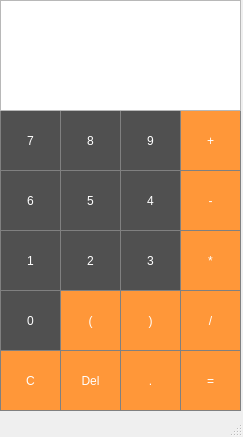
This is lab3_oop/mainwindow.ui in evgrafiyhaha/2nd_sem_labs as Qt 5 draws it before an edit. The edited form follows.
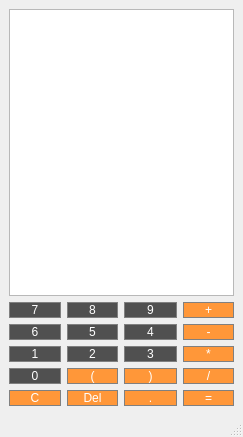
This is the edited form.

What changed in the file:
```diff
--- a/lab3_oop/mainwindow.ui
+++ b/lab3_oop/mainwindow.ui
@@ -10,6 +10,12 @@
     <height>437</height>
    </rect>
   </property>
+  <property name="sizePolicy">
+   <sizepolicy hsizetype="Expanding" vsizetype="Expanding">
+    <horstretch>0</horstretch>
+    <verstretch>0</verstretch>
+   </sizepolicy>
+  </property>
   <property name="minimumSize">
    <size>
     <width>243</width>
@@ -26,17 +32,11 @@
    <string>Calculator</string>
   </property>
   <widget class="QWidget" name="centralwidget">
-   <widget class="QPushButton" name="add9PushButton">
-    <property name="geometry">
-     <rect>
-      <x>120</x>
-      <y>110</y>
-      <width>61</width>
-      <height>61</height>
-     </rect>
-    </property>
-    <property name="styleSheet">
-     <string notr="true">QPushButton {
+   <layout class="QGridLayout" name="gridLayout">
+    <item row="2" column="2">
+     <widget class="QPushButton" name="add4PushButton">
+      <property name="styleSheet">
+       <string notr="true">QPushButton {
   background-color: rgb(80, 80, 80);
   color: white; 
   border: 1px solid gray;
@@ -46,22 +46,16 @@
     background-color: qlineargradient (x1: 0, y1: 0, x2: 0, y2: 1,
 stop: 0 #dadbde, stop: 1 #f6f7fa);
 }</string>
-    </property>
-    <property name="text">
-     <string>9</string>
-    </property>
-   </widget>
-   <widget class="QPushButton" name="add8PushButton">
-    <property name="geometry">
-     <rect>
-      <x>60</x>
-      <y>110</y>
-      <width>61</width>
-      <height>61</height>
-     </rect>
-    </property>
-    <property name="styleSheet">
-     <string notr="true">QPushButton {
+      </property>
+      <property name="text">
+       <string>4</string>
+      </property>
+     </widget>
+    </item>
+    <item row="3" column="2">
+     <widget class="QPushButton" name="add3PushButton">
+      <property name="styleSheet">
+       <string notr="true">QPushButton {
   background-color: rgb(80, 80, 80);
   color: white; 
   border: 1px solid gray;
@@ -71,22 +65,16 @@
     background-color: qlineargradient (x1: 0, y1: 0, x2: 0, y2: 1,
 stop: 0 #dadbde, stop: 1 #f6f7fa);
 }</string>
-    </property>
-    <property name="text">
-     <string>8</string>
-    </property>
-   </widget>
-   <widget class="QPushButton" name="add7PushButton">
-    <property name="geometry">
-     <rect>
-      <x>0</x>
-      <y>110</y>
-      <width>61</width>
-      <height>61</height>
-     </rect>
-    </property>
-    <property name="styleSheet">
-     <string notr="true">QPushButton {
+      </property>
+      <property name="text">
+       <string>3</string>
+      </property>
+     </widget>
+    </item>
+    <item row="1" column="0">
+     <widget class="QPushButton" name="add7PushButton">
+      <property name="styleSheet">
+       <string notr="true">QPushButton {
   background-color: rgb(80, 80, 80);
   color: white; 
   border: 1px solid gray;
@@ -96,72 +84,54 @@
     background-color: qlineargradient (x1: 0, y1: 0, x2: 0, y2: 1,
 stop: 0 #dadbde, stop: 1 #f6f7fa);
 }</string>
-    </property>
-    <property name="text">
-     <string>7</string>
-    </property>
-   </widget>
-   <widget class="QPushButton" name="add6PushButton">
-    <property name="geometry">
-     <rect>
-      <x>0</x>
-      <y>170</y>
-      <width>61</width>
-      <height>61</height>
-     </rect>
-    </property>
-    <property name="styleSheet">
-     <string notr="true">QPushButton {
-  background-color: rgb(80, 80, 80);
+      </property>
+      <property name="text">
+       <string>7</string>
+      </property>
+     </widget>
+    </item>
+    <item row="3" column="3">
+     <widget class="QPushButton" name="multiplyPushButton">
+      <property name="styleSheet">
+       <string notr="true">QPushButton {
+  background-color: rgb(255, 151, 57);
   color: white; 
   border: 1px solid gray;
 }
 
 QPushButton:pressed {
-    background-color: qlineargradient (x1: 0, y1: 0, x2: 0, y2: 1,
-stop: 0 #dadbde, stop: 1 #f6f7fa);
+    background-color: qlineargradient(x1: 0, y1: 0, x2: 0, y2: 1,
+                                      stop: 0 #FF7832, stop: 1 #FF9739);
 }</string>
-    </property>
-    <property name="text">
-     <string>6</string>
-    </property>
-   </widget>
-   <widget class="QPushButton" name="add5PushButton">
-    <property name="geometry">
-     <rect>
-      <x>60</x>
-      <y>170</y>
-      <width>61</width>
-      <height>61</height>
-     </rect>
-    </property>
-    <property name="styleSheet">
-     <string notr="true">QPushButton {
-  background-color: rgb(80, 80, 80);
+      </property>
+      <property name="text">
+       <string>*</string>
+      </property>
+     </widget>
+    </item>
+    <item row="5" column="0">
+     <widget class="QPushButton" name="clearPushButton">
+      <property name="styleSheet">
+       <string notr="true">QPushButton {
+  background-color: rgb(255, 151, 57);
   color: white; 
   border: 1px solid gray;
 }
 
 QPushButton:pressed {
-    background-color: qlineargradient (x1: 0, y1: 0, x2: 0, y2: 1,
-stop: 0 #dadbde, stop: 1 #f6f7fa);
+    background-color: qlineargradient(x1: 0, y1: 0, x2: 0, y2: 1,
+                                      stop: 0 #FF7832, stop: 1 #FF9739);
 }</string>
-    </property>
-    <property name="text">
-     <string>5</string>
-    </property>
-   </widget>
-   <widget class="QPushButton" name="add4PushButton">
-    <property name="geometry">
-     <rect>
-      <x>120</x>
-      <y>170</y>
-      <width>61</width>
-      <height>61</height>
-     </rect>
-    </property>
-    <property name="styleSheet">
-     <string notr="true">QPushButton {
+      </property>
+      <property name="text">
+       <string>C</string>
+      </property>
+     </widget>
+    </item>
+    <item row="2" column="1">
+     <widget class="QPushButton" name="add5PushButton">
+      <property name="styleSheet">
+       <string notr="true">QPushButton {
   background-color: rgb(80, 80, 80);
   color: white; 
   border: 1px solid gray;
@@ -171,22 +141,16 @@
     background-color: qlineargradient (x1: 0, y1: 0, x2: 0, y2: 1,
 stop: 0 #dadbde, stop: 1 #f6f7fa);
 }</string>
-    </property>
-    <property name="text">
-     <string>4</string>
-    </property>
-   </widget>
-   <widget class="QPushButton" name="add3PushButton">
-    <property name="geometry">
-     <rect>
-      <x>120</x>
-      <y>230</y>
-      <width>61</width>
-      <height>61</height>
-     </rect>
-    </property>
-    <property name="styleSheet">
-     <string notr="true">QPushButton {
+      </property>
+      <property name="text">
+       <string>5</string>
+      </property>
+     </widget>
+    </item>
+    <item row="1" column="2">
+     <widget class="QPushButton" name="add9PushButton">
+      <property name="styleSheet">
+       <string notr="true">QPushButton {
   background-color: rgb(80, 80, 80);
   color: white; 
   border: 1px solid gray;
@@ -196,22 +160,16 @@
     background-color: qlineargradient (x1: 0, y1: 0, x2: 0, y2: 1,
 stop: 0 #dadbde, stop: 1 #f6f7fa);
 }</string>
-    </property>
-    <property name="text">
-     <string>3</string>
-    </property>
-   </widget>
-   <widget class="QPushButton" name="add2PushButton">
-    <property name="geometry">
-     <rect>
-      <x>60</x>
-      <y>230</y>
-      <width>61</width>
-      <height>61</height>
-     </rect>
-    </property>
-    <property name="styleSheet">
-     <string notr="true">QPushButton {
+      </property>
+      <property name="text">
+       <string>9</string>
+      </property>
+     </widget>
+    </item>
+    <item row="2" column="0">
+     <widget class="QPushButton" name="add6PushButton">
+      <property name="styleSheet">
+       <string notr="true">QPushButton {
   background-color: rgb(80, 80, 80);
   color: white; 
   border: 1px solid gray;
@@ -221,22 +179,16 @@
     background-color: qlineargradient (x1: 0, y1: 0, x2: 0, y2: 1,
 stop: 0 #dadbde, stop: 1 #f6f7fa);
 }</string>
-    </property>
-    <property name="text">
-     <string>2</string>
-    </property>
-   </widget>
-   <widget class="QPushButton" name="add1PushButton">
-    <property name="geometry">
-     <rect>
-      <x>0</x>
-      <y>230</y>
-      <width>61</width>
-      <height>61</height>
-     </rect>
-    </property>
-    <property name="styleSheet">
-     <string notr="true">QPushButton {
+      </property>
+      <property name="text">
+       <string>6</string>
+      </property>
+     </widget>
+    </item>
+    <item row="3" column="0">
+     <widget class="QPushButton" name="add1PushButton">
+      <property name="styleSheet">
+       <string notr="true">QPushButton {
   background-color: rgb(80, 80, 80);
   color: white; 
   border: 1px solid gray;
@@ -246,47 +198,35 @@
     background-color: qlineargradient (x1: 0, y1: 0, x2: 0, y2: 1,
 stop: 0 #dadbde, stop: 1 #f6f7fa);
 }</string>
-    </property>
-    <property name="text">
-     <string>1</string>
-    </property>
-   </widget>
-   <widget class="QPushButton" name="add0PushButton">
-    <property name="geometry">
-     <rect>
-      <x>0</x>
-      <y>290</y>
-      <width>61</width>
-      <height>61</height>
-     </rect>
-    </property>
-    <property name="styleSheet">
-     <string notr="true">QPushButton {
-  background-color: rgb(80, 80, 80);
+      </property>
+      <property name="text">
+       <string>1</string>
+      </property>
+     </widget>
+    </item>
+    <item row="4" column="2">
+     <widget class="QPushButton" name="closeParenthesisPushButton">
+      <property name="styleSheet">
+       <string notr="true">QPushButton {
+  background-color: rgb(255, 151, 57);
   color: white; 
   border: 1px solid gray;
 }
 
 QPushButton:pressed {
-    background-color: qlineargradient (x1: 0, y1: 0, x2: 0, y2: 1,
-stop: 0 #dadbde, stop: 1 #f6f7fa);
+    background-color: qlineargradient(x1: 0, y1: 0, x2: 0, y2: 1,
+                                      stop: 0 #FF7832, stop: 1 #FF9739);
 }</string>
-    </property>
-    <property name="text">
-     <string>0</string>
-    </property>
-   </widget>
-   <widget class="QPushButton" name="addDotPushButton">
-    <property name="geometry">
-     <rect>
-      <x>120</x>
-      <y>350</y>
-      <width>61</width>
-      <height>61</height>
-     </rect>
-    </property>
-    <property name="styleSheet">
-     <string notr="true">QPushButton {
+      </property>
+      <property name="text">
+       <string>)</string>
+      </property>
+     </widget>
+    </item>
+    <item row="5" column="2">
+     <widget class="QPushButton" name="addDotPushButton">
+      <property name="styleSheet">
+       <string notr="true">QPushButton {
   background-color: rgb(255, 151, 57);
   color: white; 
   border: 1px solid gray;
@@ -296,22 +236,16 @@
     background-color: qlineargradient(x1: 0, y1: 0, x2: 0, y2: 1,
                                       stop: 0 #FF7832, stop: 1 #FF9739);
 }</string>
-    </property>
-    <property name="text">
-     <string>.</string>
-    </property>
-   </widget>
-   <widget class="QPushButton" name="plusPushButton">
-    <property name="geometry">
-     <rect>
-      <x>180</x>
-      <y>110</y>
-      <width>61</width>
-      <height>61</height>
-     </rect>
-    </property>
-    <property name="styleSheet">
-     <string notr="true">QPushButton {
+      </property>
+      <property name="text">
+       <string>.</string>
+      </property>
+     </widget>
+    </item>
+    <item row="5" column="3">
+     <widget class="QPushButton" name="equalPushButton">
+      <property name="styleSheet">
+       <string notr="true">QPushButton {
   background-color: rgb(255, 151, 57);
   color: white; 
   border: 1px solid gray;
@@ -321,22 +255,16 @@
     background-color: qlineargradient(x1: 0, y1: 0, x2: 0, y2: 1,
                                       stop: 0 #FF7832, stop: 1 #FF9739);
 }</string>
-    </property>
-    <property name="text">
-     <string>+</string>
-    </property>
-   </widget>
-   <widget class="QPushButton" name="minusPushButton">
-    <property name="geometry">
-     <rect>
-      <x>180</x>
-      <y>170</y>
-      <width>61</width>
-      <height>61</height>
-     </rect>
-    </property>
-    <property name="styleSheet">
-     <string notr="true">QPushButton {
+      </property>
+      <property name="text">
+       <string>=</string>
+      </property>
+     </widget>
+    </item>
+    <item row="4" column="1">
+     <widget class="QPushButton" name="openParenthesisPushButton">
+      <property name="styleSheet">
+       <string notr="true">QPushButton {
   background-color: rgb(255, 151, 57);
   color: white; 
   border: 1px solid gray;
@@ -346,22 +274,16 @@
     background-color: qlineargradient(x1: 0, y1: 0, x2: 0, y2: 1,
                                       stop: 0 #FF7832, stop: 1 #FF9739);
 }</string>
-    </property>
-    <property name="text">
-     <string>-</string>
-    </property>
-   </widget>
-   <widget class="QPushButton" name="multiplyPushButton">
-    <property name="geometry">
-     <rect>
-      <x>180</x>
-      <y>230</y>
-      <width>61</width>
-      <height>61</height>
-     </rect>
-    </property>
-    <property name="styleSheet">
-     <string notr="true">QPushButton {
+      </property>
+      <property name="text">
+       <string>(</string>
+      </property>
+     </widget>
+    </item>
+    <item row="5" column="1">
+     <widget class="QPushButton" name="delPushButton">
+      <property name="styleSheet">
+       <string notr="true">QPushButton {
   background-color: rgb(255, 151, 57);
   color: white; 
   border: 1px solid gray;
@@ -371,22 +293,16 @@
     background-color: qlineargradient(x1: 0, y1: 0, x2: 0, y2: 1,
                                       stop: 0 #FF7832, stop: 1 #FF9739);
 }</string>
-    </property>
-    <property name="text">
-     <string>*</string>
-    </property>
-   </widget>
-   <widget class="QPushButton" name="dividePushButton">
-    <property name="geometry">
-     <rect>
-      <x>180</x>
-      <y>290</y>
-      <width>61</width>
-      <height>61</height>
-     </rect>
-    </property>
-    <property name="styleSheet">
-     <string notr="true">QPushButton {
+      </property>
+      <property name="text">
+       <string>Del</string>
+      </property>
+     </widget>
+    </item>
+    <item row="1" column="3">
+     <widget class="QPushButton" name="plusPushButton">
+      <property name="styleSheet">
+       <string notr="true">QPushButton {
   background-color: rgb(255, 151, 57);
   color: white; 
   border: 1px solid gray;
@@ -396,72 +312,61 @@
     background-color: qlineargradient(x1: 0, y1: 0, x2: 0, y2: 1,
                                       stop: 0 #FF7832, stop: 1 #FF9739);
 }</string>
-    </property>
-    <property name="text">
-     <string>/</string>
-    </property>
-   </widget>
-   <widget class="QPushButton" name="equalPushButton">
-    <property name="geometry">
-     <rect>
-      <x>180</x>
-      <y>350</y>
-      <width>61</width>
-      <height>61</height>
-     </rect>
-    </property>
-    <property name="styleSheet">
-     <string notr="true">QPushButton {
-  background-color: rgb(255, 151, 57);
+      </property>
+      <property name="text">
+       <string>+</string>
+      </property>
+     </widget>
+    </item>
+    <item row="3" column="1">
+     <widget class="QPushButton" name="add2PushButton">
+      <property name="styleSheet">
+       <string notr="true">QPushButton {
+  background-color: rgb(80, 80, 80);
   color: white; 
   border: 1px solid gray;
 }
 
 QPushButton:pressed {
-    background-color: qlineargradient(x1: 0, y1: 0, x2: 0, y2: 1,
-                                      stop: 0 #FF7832, stop: 1 #FF9739);
+    background-color: qlineargradient (x1: 0, y1: 0, x2: 0, y2: 1,
+stop: 0 #dadbde, stop: 1 #f6f7fa);
 }</string>
-    </property>
-    <property name="text">
-     <string>=</string>
-    </property>
-   </widget>
-   <widget class="QPushButton" name="clearPushButton">
-    <property name="geometry">
-     <rect>
-      <x>0</x>
-      <y>350</y>
-      <width>61</width>
-      <height>61</height>
-     </rect>
-    </property>
-    <property name="styleSheet">
-     <string notr="true">QPushButton {
-  background-color: rgb(255, 151, 57);
+      </property>
+      <property name="text">
+       <string>2</string>
+      </property>
+     </widget>
+    </item>
+    <item row="0" column="0" colspan="4">
+     <widget class="QTextEdit" name="outputLabel">
+      <property name="enabled">
+       <bool>true</bool>
+      </property>
+     </widget>
+    </item>
+    <item row="4" column="0">
+     <widget class="QPushButton" name="add0PushButton">
+      <property name="styleSheet">
+       <string notr="true">QPushButton {
+  background-color: rgb(80, 80, 80);
   color: white; 
   border: 1px solid gray;
 }
 
 QPushButton:pressed {
-    background-color: qlineargradient(x1: 0, y1: 0, x2: 0, y2: 1,
-                                      stop: 0 #FF7832, stop: 1 #FF9739);
+    background-color: qlineargradient (x1: 0, y1: 0, x2: 0, y2: 1,
+stop: 0 #dadbde, stop: 1 #f6f7fa);
 }</string>
-    </property>
-    <property name="text">
-     <string>C</string>
-    </property>
-   </widget>
-   <widget class="QPushButton" name="delPushButton">
-    <property name="geometry">
-     <rect>
-      <x>60</x>
-      <y>350</y>
-      <width>61</width>
-      <height>61</height>
-     </rect>
-    </property>
-    <property name="styleSheet">
-     <string notr="true">QPushButton {
+      </property>
+      <property name="text">
+       <string>0</string>
+      </property>
+     </widget>
+    </item>
+    <item row="2" column="3">
+     <widget class="QPushButton" name="minusPushButton">
+      <property name="styleSheet">
+       <string notr="true">QPushButton {
   background-color: rgb(255, 151, 57);
   color: white; 
   border: 1px solid gray;
@@ -471,47 +376,35 @@
     background-color: qlineargradient(x1: 0, y1: 0, x2: 0, y2: 1,
                                       stop: 0 #FF7832, stop: 1 #FF9739);
 }</string>
-    </property>
-    <property name="text">
-     <string>Del</string>
-    </property>
-   </widget>
-   <widget class="QPushButton" name="openParenthesisPushButton">
-    <property name="geometry">
-     <rect>
-      <x>60</x>
-      <y>290</y>
-      <width>61</width>
-      <height>61</height>
-     </rect>
-    </property>
-    <property name="styleSheet">
-     <string notr="true">QPushButton {
-  background-color: rgb(255, 151, 57);
+      </property>
+      <property name="text">
+       <string>-</string>
+      </property>
+     </widget>
+    </item>
+    <item row="1" column="1">
+     <widget class="QPushButton" name="add8PushButton">
+      <property name="styleSheet">
+       <string notr="true">QPushButton {
+  background-color: rgb(80, 80, 80);
   color: white; 
   border: 1px solid gray;
 }
 
 QPushButton:pressed {
-    background-color: qlineargradient(x1: 0, y1: 0, x2: 0, y2: 1,
-                                      stop: 0 #FF7832, stop: 1 #FF9739);
+    background-color: qlineargradient (x1: 0, y1: 0, x2: 0, y2: 1,
+stop: 0 #dadbde, stop: 1 #f6f7fa);
 }</string>
-    </property>
-    <property name="text">
-     <string>(</string>
-    </property>
-   </widget>
-   <widget class="QPushButton" name="closeParenthesisPushButton">
-    <property name="geometry">
-     <rect>
-      <x>120</x>
-      <y>290</y>
-      <width>61</width>
-      <height>61</height>
-     </rect>
-    </property>
-    <property name="styleSheet">
-     <string notr="true">QPushButton {
+      </property>
+      <property name="text">
+       <string>8</string>
+      </property>
+     </widget>
+    </item>
+    <item row="4" column="3">
+     <widget class="QPushButton" name="dividePushButton">
+      <property name="styleSheet">
+       <string notr="true">QPushButton {
   background-color: rgb(255, 151, 57);
   color: white; 
   border: 1px solid gray;
@@ -521,24 +414,13 @@
     background-color: qlineargradient(x1: 0, y1: 0, x2: 0, y2: 1,
                                       stop: 0 #FF7832, stop: 1 #FF9739);
 }</string>
-    </property>
-    <property name="text">
-     <string>)</string>
-    </property>
-   </widget>
-   <widget class="QTextEdit" name="outputLabel">
-    <property name="enabled">
-     <bool>true</bool>
-    </property>
-    <property name="geometry">
-     <rect>
-      <x>0</x>
-      <y>0</y>
-      <width>241</width>
-      <height>111</height>
-     </rect>
-    </property>
-   </widget>
+      </property>
+      <property name="text">
+       <string>/</string>
+      </property>
+     </widget>
+    </item>
+   </layout>
   </widget>
   <widget class="QStatusBar" name="statusbar"/>
  </widget>
```
